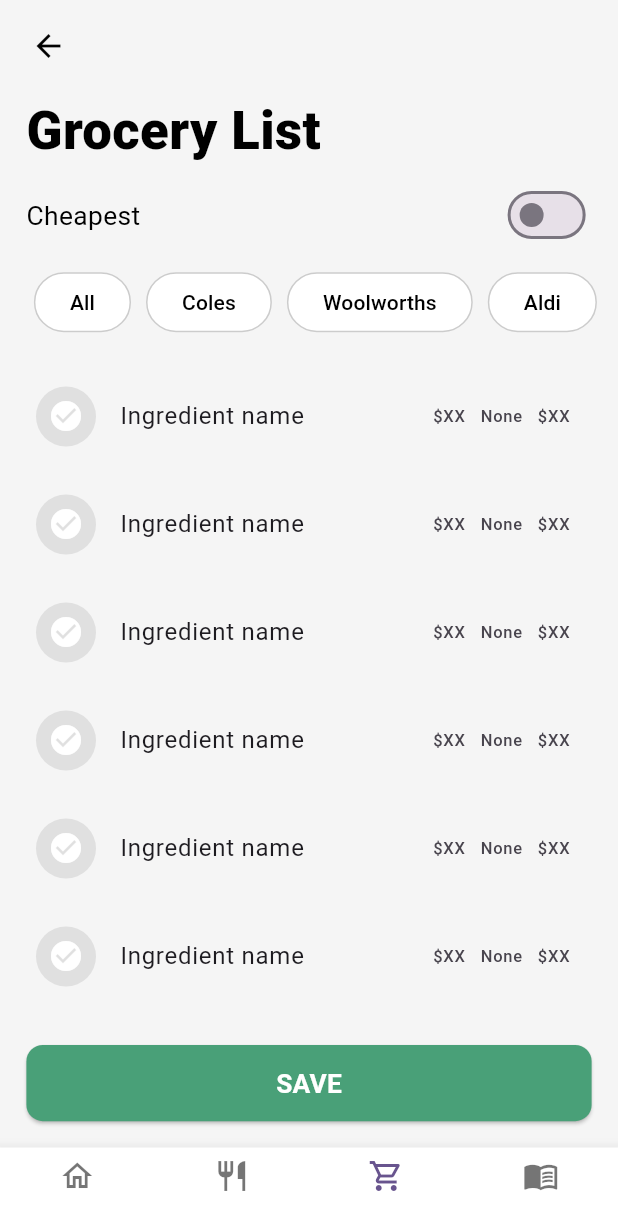
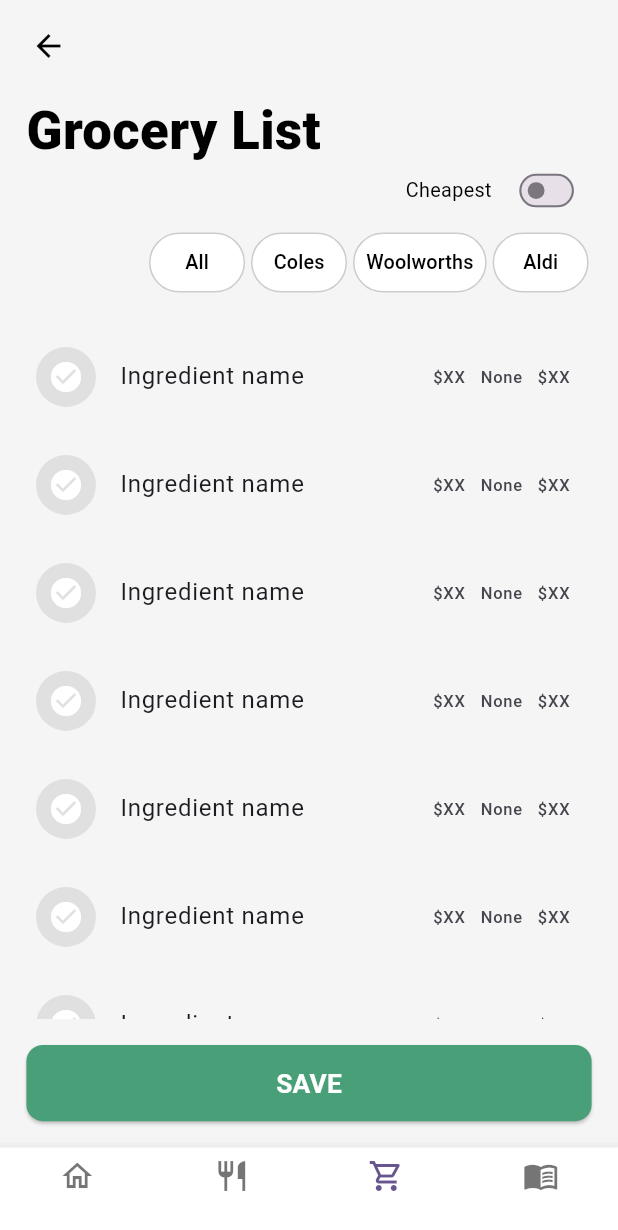
Before and after one commit to aadityayadav17/binarybandits, a Flutter app: the GroceryListScreen screen opened directly, on a phone screen of 412 x 824 dp. Shown: the top 1230 px of the screen. Run offline on Flutter 3.47's test engine with Material 3 defaults, Android fonts, the phone set to English and light mode, and no system bars; our stand-ins replace country_code_picker, dropdown_button2, firebase_auth, firebase_core, firebase_database, google_fonts and 1 more; accounts and stored records are empty.

Commit message:
Grocery List (3/n) - Cheapest Button and Store Tabs

```diff
--- a/lib/screens/grocery_list_screen/grocery_list_screen.dart
+++ b/lib/screens/grocery_list_screen/grocery_list_screen.dart
@@ -2,6 +2,19 @@ import 'package:flutter/material.dart';
 import 'package:google_fonts/google_fonts.dart';
 import 'package:binarybandits/screens/home_screen/home_screen.dart';
 import 'package:binarybandits/screens/weekly_menu_screen/weekly_menu_screen.dart';
+
+// Proportional helper functions
+double proportionalWidth(BuildContext context, double size) {
+  return size * MediaQuery.of(context).size.width / 375;
+}
+
+double proportionalHeight(BuildContext context, double size) {
+  return size * MediaQuery.of(context).size.height / 812;
+}
+
+double proportionalFontSize(BuildContext context, double size) {
+  return size * MediaQuery.of(context).size.width / 375;
+}
 
 class GroceryListScreen extends StatefulWidget {
   @override
@@ -13,22 +26,15 @@ class _GroceryListScreenState extends State<GroceryListScreen> {
 
   @override
   Widget build(BuildContext context) {
-    double proportionalFontSize(double size) =>
-        size * MediaQuery.of(context).size.width / 375;
-    double proportionalHeight(double size) =>
-        size * MediaQuery.of(context).size.height / 812;
-    double proportionalWidth(double size) =>
-        size * MediaQuery.of(context).size.width / 375;
-
     return Scaffold(
       backgroundColor: const Color.fromRGBO(245, 245, 245, 1),
       appBar: AppBar(
         backgroundColor: const Color.fromRGBO(245, 245, 245, 1),
         elevation: 0,
-        toolbarHeight: proportionalHeight(60),
+        toolbarHeight: proportionalHeight(context, 60),
         automaticallyImplyLeading: false,
         leading: Padding(
-          padding: EdgeInsets.only(left: proportionalWidth(8)),
+          padding: EdgeInsets.only(left: proportionalWidth(context, 8)),
           child: IconButton(
             icon: Icon(Icons.arrow_back, color: Colors.black),
             onPressed: () {
@@ -42,83 +48,107 @@ class _GroceryListScreenState extends State<GroceryListScreen> {
         children: [
           Padding(
             padding: EdgeInsets.only(
-              left: proportionalWidth(16),
-              top: proportionalHeight(10),
-              bottom: proportionalHeight(16),
+              left: proportionalWidth(context, 16),
+              top: proportionalHeight(context, 10),
+              bottom:
+                  proportionalHeight(context, 0), // Reduced the bottom padding
             ),
             child: Text(
               "Grocery List",
               style: GoogleFonts.robotoFlex(
                 color: Colors.black,
                 fontWeight: FontWeight.w900,
-                fontSize: proportionalFontSize(32),
+                fontSize: proportionalFontSize(context, 32),
                 height: 0.9,
               ),
             ),
           ),
 // Cheapest Switch Row
           Padding(
-            padding: EdgeInsets.symmetric(horizontal: proportionalWidth(16)),
+            padding: EdgeInsets.symmetric(
+                horizontal: proportionalWidth(context, 16)),
             child: Row(
-              mainAxisAlignment: MainAxisAlignment.spaceBetween,
+              mainAxisAlignment:
+                  MainAxisAlignment.end, // Right align the row contents
               children: [
                 Text(
                   "Cheapest",
                   style: GoogleFonts.robotoFlex(
-                    fontSize: proportionalFontSize(16),
+                    fontSize: proportionalFontSize(context, 12), // Smaller text
                     color: Colors.black,
                   ),
                 ),
-                Switch(
+                SizedBox(
+                  width: proportionalWidth(
+                      context, 6), // Smaller space between text and switch
+                ),
+                Transform.scale(
+                  scale: 0.7, // Further reduce the size of the switch
+                  child: Switch(
                     value: cheapestOption,
                     onChanged: (value) {
                       setState(() {
                         cheapestOption = value;
                       });
                     },
+                    activeColor: const Color.fromRGBO(
+                        73, 160, 120, 1), // Set the active color
+                  ),
                 ),
               ],
             ),
           ),
-          SizedBox(height: proportionalHeight(10)),
+          SizedBox(
+              height: proportionalHeight(
+                  context, 0)), // Add some spacing after the switch row
           // Store Filter Tabs Row
           Padding(
-            padding: EdgeInsets.only(left: proportionalWidth(16)),
-            child: SingleChildScrollView(
+            padding: EdgeInsets.symmetric(
+                horizontal: proportionalWidth(context, 16)),
+            child: Row(
+              mainAxisAlignment:
+                  MainAxisAlignment.end, // Align the tabs to the right
+              children: [
+                SingleChildScrollView(
                   scrollDirection: Axis.horizontal,
                   child: Row(
-                mainAxisAlignment: MainAxisAlignment.start,
+                    mainAxisAlignment: MainAxisAlignment
+                        .end, // Ensure tabs are right-aligned inside
                     children: [
-                  _buildFilterTab("All"),
-                  _buildFilterTab("Coles"),
-                  _buildFilterTab("Woolworths"),
-                  _buildFilterTab("Aldi"),
+                      _buildFilterTab("All", context),
+                      _buildFilterTab("Coles", context),
+                      _buildFilterTab("Woolworths", context),
+                      _buildFilterTab("Aldi", context),
                     ],
                   ),
                 ),
+              ],
             ),
-          SizedBox(height: proportionalHeight(16)),
+          ),
+          SizedBox(height: proportionalHeight(context, 16)),
           Expanded(
             child: _buildGroceryList(),
           ),
           Padding(
-            padding: EdgeInsets.all(proportionalWidth(16)),
+            padding: EdgeInsets.all(proportionalWidth(context, 16)),
             child: ElevatedButton(
               onPressed: () {
                 // Add your action
               },
               style: ElevatedButton.styleFrom(
                 backgroundColor: const Color.fromRGBO(73, 160, 120, 1),
-                minimumSize: Size(double.infinity, proportionalHeight(50)),
+                minimumSize:
+                    Size(double.infinity, proportionalHeight(context, 50)),
                 shape: RoundedRectangleBorder(
-                  borderRadius: BorderRadius.circular(proportionalWidth(10)),
+                  borderRadius:
+                      BorderRadius.circular(proportionalWidth(context, 10)),
                 ),
               ),
               child: Text(
                 'SAVE',
                 style: GoogleFonts.robotoFlex(
                   color: Colors.white,
-                  fontSize: proportionalFontSize(16),
+                  fontSize: proportionalFontSize(context, 16),
                   fontWeight: FontWeight.w600,
                 ),
               ),
@@ -126,27 +156,41 @@ class _GroceryListScreenState extends State<GroceryListScreen> {
           ),
         ],
       ),
-      bottomNavigationBar: _buildBottomNavigationBar(),
+      bottomNavigationBar: _buildBottomNavigationBar(context),
     );
   }
 
-  Widget _buildFilterTab(String label) {
+  // Function for smaller filter tabs
+  Widget _buildFilterTab(String label, BuildContext context) {
     return Padding(
-      padding: const EdgeInsets.symmetric(horizontal: 5.0),
+      padding: const EdgeInsets.symmetric(
+          horizontal: 2.0), // Smaller padding between tabs
       child: ElevatedButton(
         onPressed: () {
           // Action for filter
         },
         style: ElevatedButton.styleFrom(
-          backgroundColor: Colors.white, // Corrected from 'primary'
-          foregroundColor: Colors.black, // Corrected from 'onPrimary'
+          backgroundColor: Colors.white,
+          foregroundColor: Colors.black,
           elevation: 0,
           side: BorderSide(color: Colors.black.withOpacity(0.2)),
           shape: RoundedRectangleBorder(
-            borderRadius: BorderRadius.circular(30),
+            borderRadius: BorderRadius.circular(20), // Rounded corners
+          ),
+          padding: EdgeInsets.symmetric(
+            horizontal: proportionalWidth(
+                context, 8), // Adjust padding inside the button
+            vertical: proportionalHeight(
+                context, 4), // Reduce vertical height of the button
           ),
         ),
-        child: Text(label),
+        child: Text(
+          label,
+          style: GoogleFonts.robotoFlex(
+            fontSize: proportionalFontSize(
+                context, 12), // Match text size to "Cheapest"
+          ),
+        ),
       ),
     );
   }
@@ -179,7 +223,7 @@ class _GroceryListScreenState extends State<GroceryListScreen> {
     );
   }
 
-  Widget _buildBottomNavigationBar() {
+  Widget _buildBottomNavigationBar(BuildContext context) {
     return BottomNavigationBar(
       backgroundColor: Colors.white,
       type: BottomNavigationBarType.fixed,
```
Lines whose indentation alone changed are shown as unchanged.
